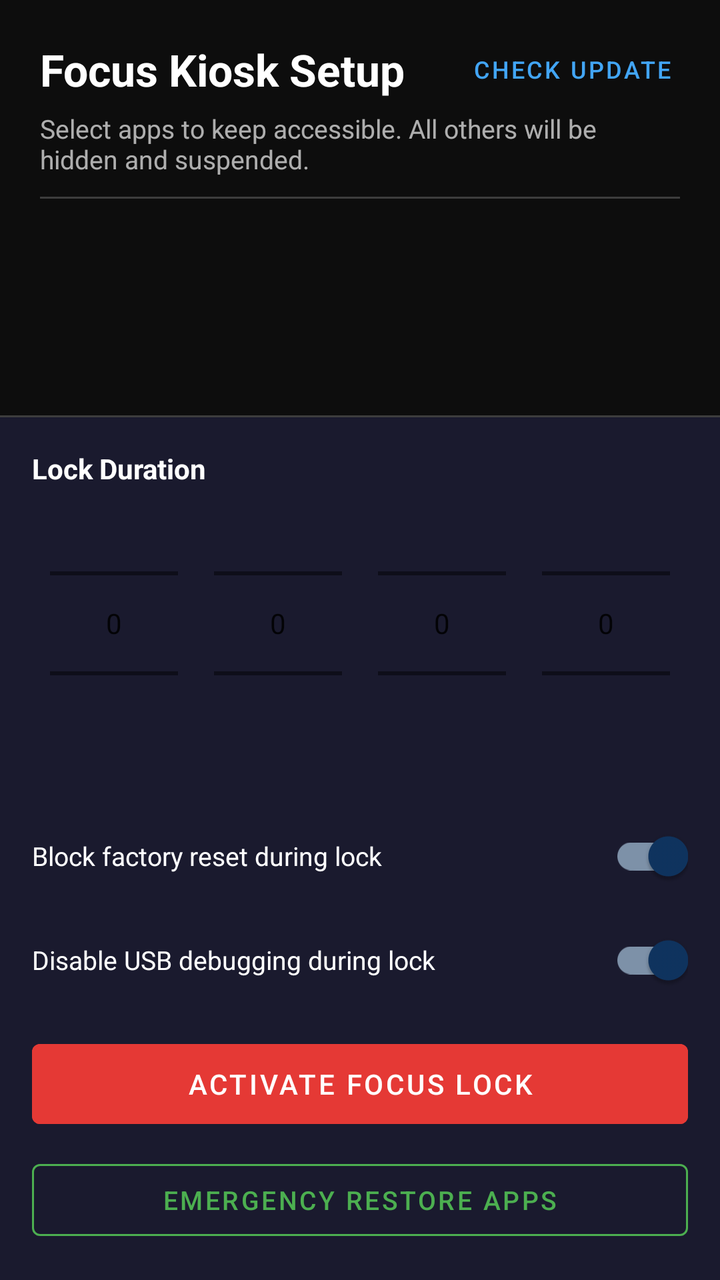
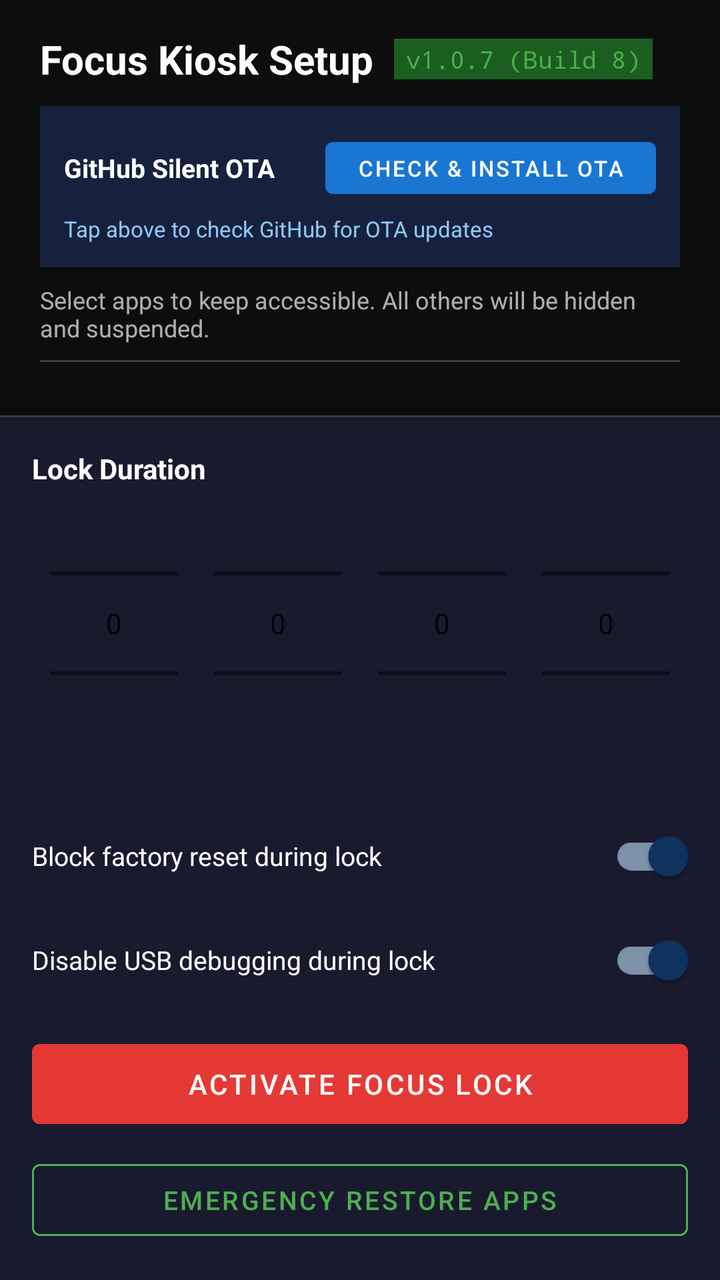

Two renders of the same Android screen: before a commit and after it. Below are the layout's source before the change and the commit's diff.
<!-- AndroidManifest.xml: application theme Theme.FocusKiosk -->
<!-- res/layout/activity_setup_wizard.xml -->
<?xml version="1.0" encoding="utf-8"?>
<androidx.constraintlayout.widget.ConstraintLayout
    xmlns:android="http://schemas.android.com/apk/res/android"
    xmlns:app="http://schemas.android.com/apk/res-auto"
    android:layout_width="match_parent"
    android:layout_height="match_parent"
    android:background="#0D0D0D">

    
    <TextView
        android:id="@+id/tvWizardTitle"
        android:layout_width="0dp"
        android:layout_height="wrap_content"
        android:text="Focus Kiosk Setup"
        android:textColor="#FFFFFF"
        android:textSize="22sp"
        android:textStyle="bold"
        android:layout_marginStart="20dp"
        android:layout_marginTop="20dp"
        app:layout_constraintTop_toTopOf="parent"
        app:layout_constraintStart_toStartOf="parent"
        app:layout_constraintEnd_toStartOf="@+id/btnCheckUpdate" />

    <com.google.android.material.button.MaterialButton
        android:id="@+id/btnCheckUpdate"
        style="@style/Widget.MaterialComponents.Button.TextButton"
        android:layout_width="wrap_content"
        android:layout_height="wrap_content"
        android:text="Check Update"
        android:textColor="#42A5F5"
        android:textSize="12sp"
        android:layout_marginEnd="16dp"
        app:layout_constraintTop_toTopOf="@id/tvWizardTitle"
        app:layout_constraintBottom_toBottomOf="@id/tvWizardTitle"
        app:layout_constraintEnd_toEndOf="parent" />

    <TextView
        android:id="@+id/tvWizardSubtitle"
        android:layout_width="0dp"
        android:layout_height="wrap_content"
        android:text="Select apps to keep accessible. All others will be hidden and suspended."
        android:textColor="#AAFFFFFF"
        android:textSize="13sp"
        android:layout_marginStart="20dp"
        android:layout_marginEnd="20dp"
        android:layout_marginTop="6dp"
        app:layout_constraintTop_toBottomOf="@id/tvWizardTitle"
        app:layout_constraintStart_toStartOf="parent"
        app:layout_constraintEnd_toEndOf="parent" />

    
    <View
        android:id="@+id/dividerTop"
        android:layout_width="0dp"
        android:layout_height="1dp"
        android:background="#33FFFFFF"
        android:layout_marginTop="10dp"
        android:layout_marginStart="20dp"
        android:layout_marginEnd="20dp"
        app:layout_constraintTop_toBottomOf="@id/tvWizardSubtitle"
        app:layout_constraintStart_toStartOf="parent"
        app:layout_constraintEnd_toEndOf="parent" />

    
    <androidx.recyclerview.widget.RecyclerView
        android:id="@+id/rvSelectApps"
        android:layout_width="0dp"
        android:layout_height="0dp"
        android:scrollbars="vertical"
        android:fadeScrollbars="false"
        android:overScrollMode="always"
        android:clipToPadding="false"
        android:paddingTop="4dp"
        android:paddingBottom="4dp"
        app:layout_constraintTop_toBottomOf="@id/dividerTop"
        app:layout_constraintBottom_toTopOf="@id/dividerBottom"
        app:layout_constraintStart_toStartOf="parent"
        app:layout_constraintEnd_toEndOf="parent" />

    
    <View
        android:id="@+id/dividerBottom"
        android:layout_width="0dp"
        android:layout_height="1dp"
        android:background="#33FFFFFF"
        android:layout_marginBottom="0dp"
        app:layout_constraintBottom_toTopOf="@id/controlsPanel"
        app:layout_constraintStart_toStartOf="parent"
        app:layout_constraintEnd_toEndOf="parent" />

    
    <LinearLayout
        android:id="@+id/controlsPanel"
        android:layout_width="0dp"
        android:layout_height="wrap_content"
        android:orientation="vertical"
        android:padding="16dp"
        android:background="#1A1A2E"
        app:layout_constraintBottom_toBottomOf="parent"
        app:layout_constraintStart_toStartOf="parent"
        app:layout_constraintEnd_toEndOf="parent">

        
        <TextView
            android:layout_width="wrap_content"
            android:layout_height="wrap_content"
            android:text="Lock Duration"
            android:textColor="#FFFFFF"
            android:textSize="14sp"
            android:textStyle="bold"
            android:layout_marginBottom="8dp" />

        
        <LinearLayout
            android:layout_width="match_parent"
            android:layout_height="120dp"
            android:orientation="horizontal"
            android:gravity="center"
            android:layout_marginBottom="6dp">

            
            <LinearLayout
                android:layout_width="0dp"
                android:layout_height="match_parent"
                android:layout_weight="1"
                android:orientation="vertical"
                android:gravity="center">
                <NumberPicker
                    android:id="@+id/pickerYears"
                    android:layout_width="wrap_content"
                    android:layout_height="wrap_content" />
                <TextView
                    android:layout_width="wrap_content"
                    android:layout_height="wrap_content"
                    android:text="Years"
                    android:textColor="#AAFFFFFF"
                    android:textSize="11sp" />
            </LinearLayout>

            
            <LinearLayout
                android:layout_width="0dp"
                android:layout_height="match_parent"
                android:layout_weight="1"
                android:orientation="vertical"
                android:gravity="center">
                <NumberPicker
                    android:id="@+id/pickerDays"
                    android:layout_width="wrap_content"
                    android:layout_height="wrap_content" />
                <TextView
                    android:layout_width="wrap_content"
                    android:layout_height="wrap_content"
                    android:text="Days"
                    android:textColor="#AAFFFFFF"
                    android:textSize="11sp" />
            </LinearLayout>

            
            <LinearLayout
                android:layout_width="0dp"
                android:layout_height="match_parent"
                android:layout_weight="1"
                android:orientation="vertical"
                android:gravity="center">
                <NumberPicker
                    android:id="@+id/pickerHours"
                    android:layout_width="wrap_content"
                    android:layout_height="wrap_content" />
                <TextView
                    android:layout_width="wrap_content"
                    android:layout_height="wrap_content"
                    android:text="Hours"
                    android:textColor="#AAFFFFFF"
                    android:textSize="11sp" />
            </LinearLayout>

            
            <LinearLayout
                android:layout_width="0dp"
                android:layout_height="match_parent"
                android:layout_weight="1"
                android:orientation="vertical"
                android:gravity="center">
                <NumberPicker
                    android:id="@+id/pickerMinutes"
                    android:layout_width="wrap_content"
                    android:layout_height="wrap_content" />
                <TextView
                    android:layout_width="wrap_content"
                    android:layout_height="wrap_content"
                    android:text="Minutes"
                    android:textColor="#AAFFFFFF"
                    android:textSize="11sp" />
            </LinearLayout>

        </LinearLayout>

        
        <TextView
            android:id="@+id/tvDurationPreview"
            android:layout_width="wrap_content"
            android:layout_height="wrap_content"
            android:textColor="#66FFFFFF"
            android:textSize="12sp"
            android:layout_marginBottom="10dp" />

        
        <com.google.android.material.switchmaterial.SwitchMaterial
            android:id="@+id/switchFactoryReset"
            android:layout_width="match_parent"
            android:layout_height="wrap_content"
            android:text="Block factory reset during lock"
            android:textColor="#FFFFFF"
            android:textSize="13sp"
            android:layout_marginBottom="4dp"
            android:checked="true" />

        
        <com.google.android.material.switchmaterial.SwitchMaterial
            android:id="@+id/switchUsbDebugging"
            android:layout_width="match_parent"
            android:layout_height="wrap_content"
            android:text="Disable USB debugging during lock"
            android:textColor="#FFFFFF"
            android:textSize="13sp"
            android:layout_marginBottom="12dp"
            android:checked="true" />

        
        <com.google.android.material.button.MaterialButton
            android:id="@+id/btnActivateLock"
            android:layout_width="match_parent"
            android:layout_height="52dp"
            android:text="ACTIVATE FOCUS LOCK"
            android:textSize="14sp"
            android:backgroundTint="#E53935" />

        
        <com.google.android.material.button.MaterialButton
            android:id="@+id/btnEmergencyRestore"
            style="@style/Widget.MaterialComponents.Button.OutlinedButton"
            android:layout_width="match_parent"
            android:layout_height="48dp"
            android:layout_marginTop="8dp"
            android:text="EMERGENCY RESTORE APPS"
            android:textColor="#4CAF50"
            android:textSize="13sp"
            app:strokeColor="#4CAF50" />

    </LinearLayout>

</androidx.constraintlayout.widget.ConstraintLayout>
<!-- resources referenced by this layout -->
<resources>
  <style name="Theme.FocusKiosk" parent="Theme.MaterialComponents.DayNight.NoActionBar">
          <item name="colorPrimary">#1A1A2E</item>
          <item name="colorPrimaryVariant">#16213E</item>
          <item name="colorOnPrimary">#FFFFFF</item>
          <item name="colorSecondary">#0F3460</item>
          <item name="colorOnSecondary">#FFFFFF</item>
          <item name="android:windowBackground">#0D0D0D</item>
          <item name="android:statusBarColor">#1A1A2E</item>
          <item name="android:navigationBarColor">#1A1A2E</item>
      </style>
</resources>

<!-- the commit's change to res/layout/activity_setup_wizard.xml (unified diff, before → after) -->
@@ -7,32 +7,105 @@
     android:background="#0D0D0D">
 
     
-    <TextView
-        android:id="@+id/tvWizardTitle"
+    <LinearLayout
+        android:id="@+id/headerTitleLayout"
         android:layout_width="0dp"
         android:layout_height="wrap_content"
-        android:text="Focus Kiosk Setup"
-        android:textColor="#FFFFFF"
-        android:textSize="22sp"
-        android:textStyle="bold"
+        android:orientation="horizontal"
+        android:gravity="center_vertical"
         android:layout_marginStart="20dp"
-        android:layout_marginTop="20dp"
+        android:layout_marginEnd="20dp"
+        android:layout_marginTop="16dp"
         app:layout_constraintTop_toTopOf="parent"
         app:layout_constraintStart_toStartOf="parent"
-        app:layout_constraintEnd_toStartOf="@+id/btnCheckUpdate" />
-
-    <com.google.android.material.button.MaterialButton
-        android:id="@+id/btnCheckUpdate"
-        style="@style/Widget.MaterialComponents.Button.TextButton"
-        android:layout_width="wrap_content"
+        app:layout_constraintEnd_toEndOf="parent">
+
+        <TextView
+            android:id="@+id/tvWizardTitle"
+            android:layout_width="wrap_content"
+            android:layout_height="wrap_content"
+            android:text="Focus Kiosk Setup"
+            android:textColor="#FFFFFF"
+            android:textSize="20sp"
+            android:textStyle="bold" />
+
+        <TextView
+            android:id="@+id/tvVersionInfo"
+            android:layout_width="wrap_content"
+            android:layout_height="wrap_content"
+            android:layout_marginStart="10dp"
+            android:text="v1.0.7 (Build 8)"
+            android:textColor="#4CAF50"
+            android:textSize="12sp"
+            android:fontFamily="monospace"
+            android:background="#1B5E20"
+            android:paddingStart="6dp"
+            android:paddingEnd="6dp"
+            android:paddingTop="2dp"
+            android:paddingBottom="2dp" />
+    </LinearLayout>
+
+    
+    <LinearLayout
+        android:id="@+id/otaUpdateCard"
+        android:layout_width="0dp"
         android:layout_height="wrap_content"
-        android:text="Check Update"
-        android:textColor="#42A5F5"
-        android:textSize="12sp"
-        android:layout_marginEnd="16dp"
-        app:layout_constraintTop_toTopOf="@id/tvWizardTitle"
-        app:layout_constraintBottom_toBottomOf="@id/tvWizardTitle"
-        app:layout_constraintEnd_toEndOf="parent" />
+        android:orientation="vertical"
+        android:background="#16213E"
+        android:padding="12dp"
+        android:layout_marginStart="20dp"
+        android:layout_marginEnd="20dp"
+        android:layout_marginTop="10dp"
+        app:layout_constraintTop_toBottomOf="@id/headerTitleLayout"
+        app:layout_constraintStart_toStartOf="parent"
+        app:layout_constraintEnd_toEndOf="parent">
+
+        <LinearLayout
+            android:layout_width="match_parent"
+            android:layout_height="wrap_content"
+            android:orientation="horizontal"
+            android:gravity="center_vertical">
+
+            <TextView
+                android:id="@+id/tvUpdateLabel"
+                android:layout_width="0dp"
+                android:layout_height="wrap_content"
+                android:layout_weight="1"
+                android:text="GitHub Silent OTA"
+                android:textColor="#FFFFFF"
+                android:textSize="13sp"
+                android:textStyle="bold" />
+
+            <com.google.android.material.button.MaterialButton
+                android:id="@+id/btnCheckUpdate"
+                style="@style/Widget.MaterialComponents.Button"
+                android:layout_width="wrap_content"
+                android:layout_height="38dp"
+                android:text="CHECK &amp; INSTALL OTA"
+                android:textSize="11sp"
+                android:backgroundTint="#1976D2" />
+        </LinearLayout>
+
+        <ProgressBar
+            android:id="@+id/progressBarUpdate"
+            style="?android:attr/progressBarStyleHorizontal"
+            android:layout_width="match_parent"
+            android:layout_height="6dp"
+            android:layout_marginTop="6dp"
+            android:max="100"
+            android:progress="0"
+            android:visibility="gone" />
+
+        <TextView
+            android:id="@+id/tvUpdateStatus"
+            android:layout_width="match_parent"
+            android:layout_height="wrap_content"
+            android:layout_marginTop="4dp"
+            android:text="Tap above to check GitHub for OTA updates"
+            android:textColor="#90CAF9"
+            android:textSize="11sp" />
+
+    </LinearLayout>
 
     <TextView
         android:id="@+id/tvWizardSubtitle"
@@ -40,11 +113,11 @@
         android:layout_height="wrap_content"
         android:text="Select apps to keep accessible. All others will be hidden and suspended."
         android:textColor="#AAFFFFFF"
-        android:textSize="13sp"
+        android:textSize="12sp"
         android:layout_marginStart="20dp"
         android:layout_marginEnd="20dp"
-        android:layout_marginTop="6dp"
-        app:layout_constraintTop_toBottomOf="@id/tvWizardTitle"
+        android:layout_marginTop="8dp"
+        app:layout_constraintTop_toBottomOf="@id/otaUpdateCard"
         app:layout_constraintStart_toStartOf="parent"
         app:layout_constraintEnd_toEndOf="parent" />
 
@@ -54,7 +127,7 @@
         android:layout_width="0dp"
         android:layout_height="1dp"
         android:background="#33FFFFFF"
-        android:layout_marginTop="10dp"
+        android:layout_marginTop="8dp"
         android:layout_marginStart="20dp"
         android:layout_marginEnd="20dp"
         app:layout_constraintTop_toBottomOf="@id/tvWizardSubtitle"
